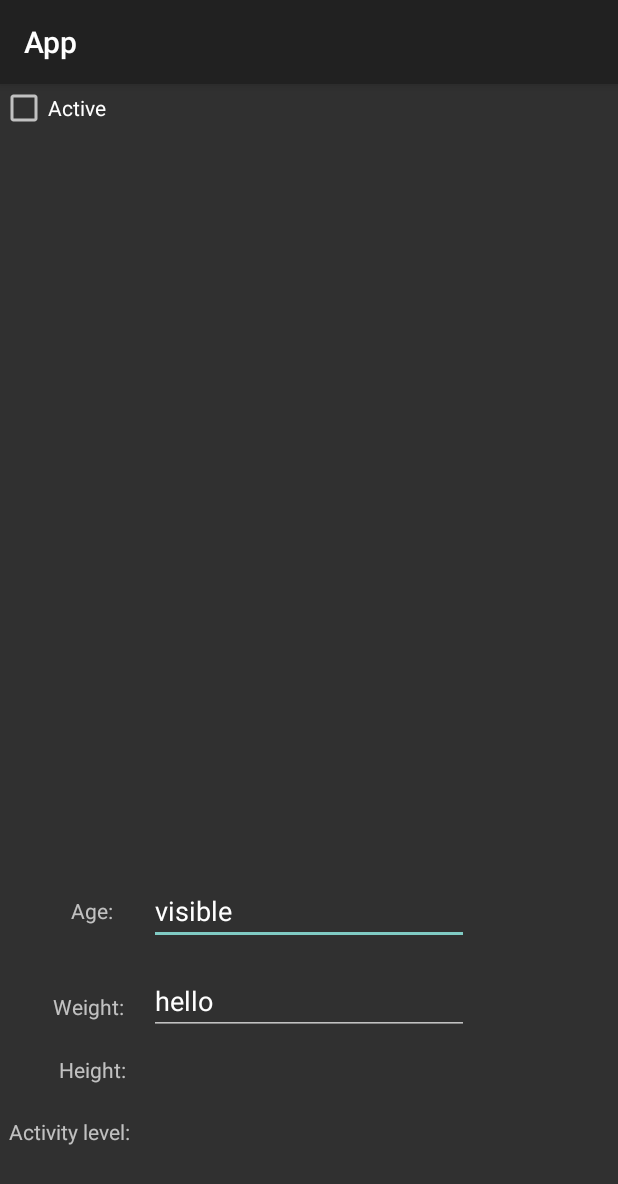
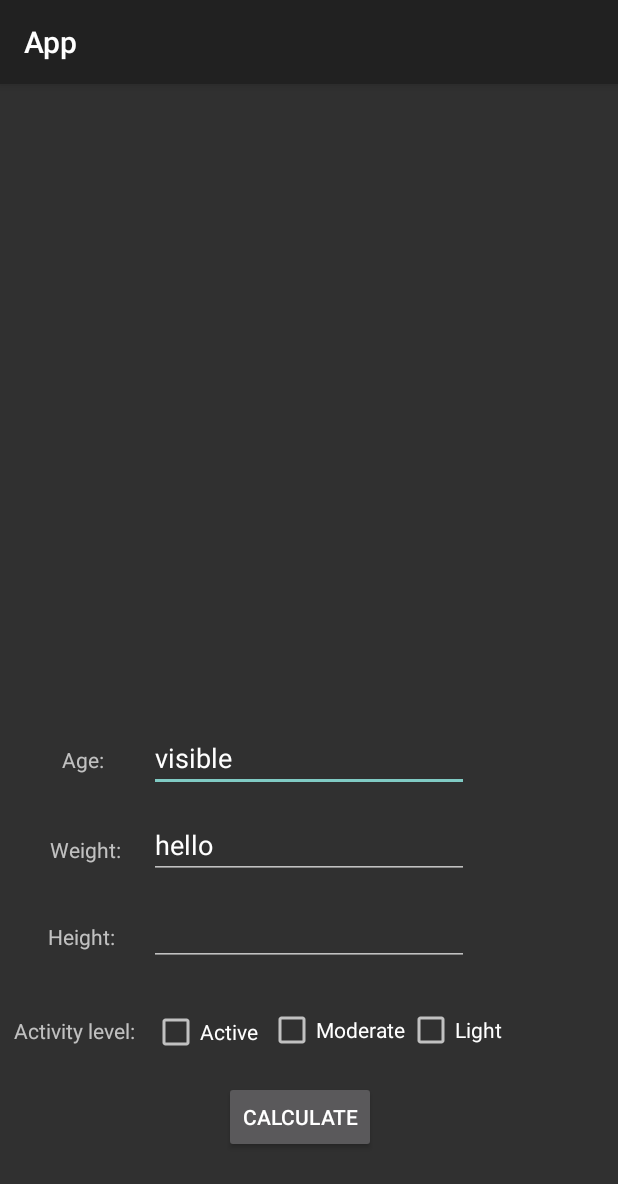
Before and after one commit to LorenaMiere/CHS, an Android app: the Activity3 screen opened directly, with no data from a screen before it, on a phone screen of 412 x 824 dp. Shown: the top 1184 px of the screen. Run offline under Robolectric (Android 15) with nearby library versions, the phone set to English and light mode, and no system bars.

Commit message:
new screen added

```diff
--- a/app/build.gradle
+++ b/app/build.gradle
@@ -35,6 +35,9 @@ dependencies {
     implementation 'com.google.android.material:material:1.1.0'
     implementation 'com.facebook.android:facebook-android-sdk:[5,6)'
     implementation 'androidx.constraintlayout:constraintlayout:1.1.3'
+    implementation 'androidx.appcompat:appcompat:1.2.0'
+    implementation 'androidx.navigation:navigation-fragment:2.3.2'
+    implementation 'androidx.navigation:navigation-ui:2.3.2'
     testImplementation 'junit:junit:4.+'
     androidTestImplementation 'androidx.test.ext:junit:1.1.1'
     androidTestImplementation 'androidx.test.espresso:espresso-core:3.2.0'
--- a/app/src/main/AndroidManifest.xml
+++ b/app/src/main/AndroidManifest.xml
@@ -11,7 +11,8 @@
         android:roundIcon="@mipmap/ic_launcher_round"
         android:supportsRtl="true"
         android:theme="@style/Theme.AppCompat">
-        <activity android:name=".Activity5"></activity>
+        <activity android:name=".Calculator"></activity>
+        <activity android:name=".Activity5" />
         <activity android:name=".Activity4" />
         <activity android:name=".Activity3" />
         <activity android:name=".Activity2" />
--- a/app/src/main/java/com/example/app/Activity3.java
+++ b/app/src/main/java/com/example/app/Activity3.java
@@ -5,16 +5,26 @@ import androidx.appcompat.app.AppCompatActivity;
 import android.content.Intent;
 import android.media.Image;
 import android.os.Bundle;
+import android.view.View;
+import android.widget.Button;
 import android.widget.EditText;
 import android.widget.ImageView;
 import android.widget.TextView;
 
 public class Activity3 extends AppCompatActivity {
+    Button submitButton;
 
     @Override
     protected void onCreate(Bundle savedInstanceState) {
         super.onCreate(savedInstanceState);
         setContentView(R.layout.activity_3);
+            submitButton = (Button)findViewById(R.id.button8);
+            submitButton.setOnClickListener(new View.OnClickListener() {
+                public void onClick(View v) {
+                    Intent intent = new Intent(Activity3.this, Calculator.class);
+                    startActivity(intent);
+                }
+            });
+        }
 
-    }
 }
--- a/app/src/main/res/layout/activity_3.xml
+++ b/app/src/main/res/layout/activity_3.xml
@@ -12,8 +12,8 @@
         android:layout_height="wrap_content"
         android:layout_alignParentStart="true"
         android:layout_alignParentBottom="true"
-        android:layout_marginStart="35dp"
-        android:layout_marginBottom="143dp"
+        android:layout_marginStart="33dp"
+        android:layout_marginBottom="248dp"
         android:text="Weight:" />
 
     <TextView
@@ -22,8 +22,8 @@
         android:layout_height="wrap_content"
         android:layout_alignParentStart="true"
         android:layout_alignParentBottom="true"
-        android:layout_marginStart="39dp"
-        android:layout_marginBottom="101dp"
+        android:layout_marginStart="32dp"
+        android:layout_marginBottom="190dp"
         android:text="Height:" />
 
     <TextView
@@ -32,8 +32,8 @@
         android:layout_height="wrap_content"
         android:layout_alignParentStart="true"
         android:layout_alignParentBottom="true"
-        android:layout_marginStart="6dp"
-        android:layout_marginBottom="60dp"
+        android:layout_marginStart="9dp"
+        android:layout_marginBottom="127dp"
         android:text="Activity level:" />
 
     <TextView
@@ -42,8 +42,8 @@
         android:layout_height="wrap_content"
         android:layout_alignParentStart="true"
         android:layout_alignParentBottom="true"
-        android:layout_marginStart="47dp"
-        android:layout_marginBottom="207dp"
+        android:layout_marginStart="41dp"
+        android:layout_marginBottom="308dp"
         android:text="Age:" />
 
     <EditText
@@ -52,11 +52,11 @@
         android:layout_height="wrap_content"
         android:layout_alignParentBottom="true"
         android:layout_centerHorizontal="true"
-        android:layout_marginBottom="194dp"
+        android:layout_marginBottom="296dp"
         android:ems="10"
         android:inputType="number"
-        android:visibility="visible"
-        android:text="visible" />
+        android:text="visible"
+        android:visibility="visible" />
 
     <EditText
         android:id="@+id/editTextNumberDecimal"
@@ -64,11 +64,11 @@
         android:layout_height="wrap_content"
         android:layout_alignParentBottom="true"
         android:layout_centerHorizontal="true"
-        android:layout_marginBottom="134dp"
+        android:layout_marginBottom="238dp"
         android:ems="10"
         android:inputType="numberDecimal"
-        android:visibility="visible"
-        android:text="hello"/>
+        android:text="hello"
+        android:visibility="visible" />
 
     <EditText
         android:id="@+id/editTextNumberDecimal2"
@@ -82,27 +82,56 @@
         android:visibility="visible"
         tools:visibility="visible" />
 
-    <ScrollView
-        android:layout_width="match_parent"
-        android:layout_height="match_parent"
-        android:layout_alignParentStart="true"
-        android:layout_alignParentTop="true"
-        android:layout_alignParentEnd="true"
-        android:layout_centerInParent="true"
-        android:layout_marginStart="2dp"
-        android:layout_marginTop="-1dp"
-        android:layout_marginEnd="2dp">
-
-        <LinearLayout
-            android:layout_width="match_parent"
-            android:layout_height="wrap_content"
-            android:orientation="vertical" />
-    </ScrollView>
-
     <CheckBox
         android:id="@+id/checkBox"
         android:layout_width="wrap_content"
         android:layout_height="wrap_content"
+        android:layout_alignParentStart="true"
+        android:layout_alignParentBottom="true"
+        android:layout_marginStart="101dp"
+        android:layout_marginBottom="120dp"
         android:text="Active" />
 
+    <EditText
+        android:id="@+id/editTextNumberDecimal3"
+        android:layout_width="wrap_content"
+        android:layout_height="wrap_content"
+        android:layout_alignParentBottom="true"
+        android:layout_centerHorizontal="true"
+        android:layout_marginBottom="180dp"
+        android:ems="10"
+        android:inputType="numberDecimal" />
+
+    <CheckBox
+        android:id="@+id/checkBox2"
+        android:layout_width="wrap_content"
+        android:layout_height="wrap_content"
+        android:layout_alignParentEnd="true"
+        android:layout_alignParentBottom="true"
+        android:layout_marginEnd="142dp"
+        android:layout_marginBottom="121dp"
+        android:text="Moderate" />
+
+    <CheckBox
+        android:id="@+id/checkBox3"
+        android:layout_width="wrap_content"
+        android:layout_height="wrap_content"
+        android:layout_alignParentEnd="true"
+        android:layout_alignParentBottom="true"
+        android:layout_marginEnd="77dp"
+        android:layout_marginBottom="121dp"
+        android:text="Light" />
+
+    <Button
+        android:id="@+id/button8"
+        android:layout_width="wrap_content"
+        android:layout_height="wrap_content"
+        android:layout_alignParentStart="true"
+        android:layout_alignParentBottom="true"
+        android:layout_centerHorizontal="true"
+        android:layout_marginStart="149dp"
+        android:layout_marginBottom="55dp"
+        android:text="Calculate" />
+
+
 </RelativeLayout>
--- /dev/null
+++ b/app/src/main/res/values/dimens.xml
@@ -0,0 +1,3 @@
+<resources>
+    <dimen name="fab_margin">16dp</dimen>
+</resources>
```
Also changed, not shown: app/src/main/java/com/example/app/Calculator.java (added, +14 -0 lines), app/src/main/res/layout/activity_calculator.xml (added, +9 -0 lines), app/src/main/res/navigation/nav_graph.xml (added, +66 -0 lines), app/src/main/res/values/strings.xml (+9 -0 lines), app/src/main/res/values/themes.xml (+9 -0 lines).
